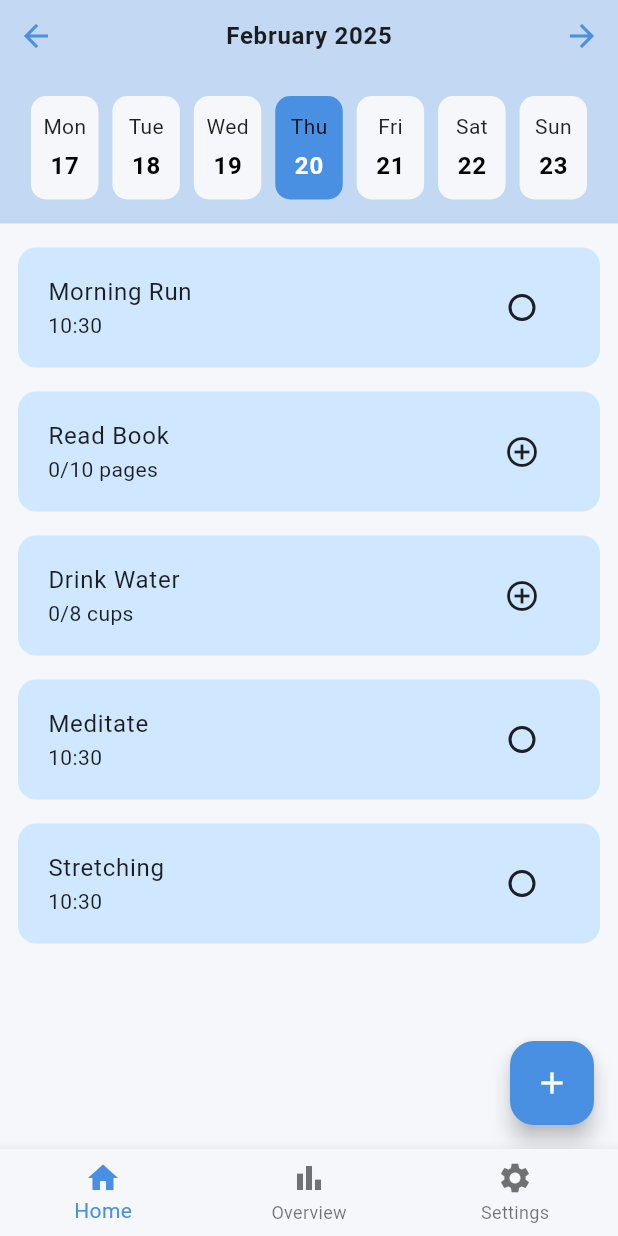
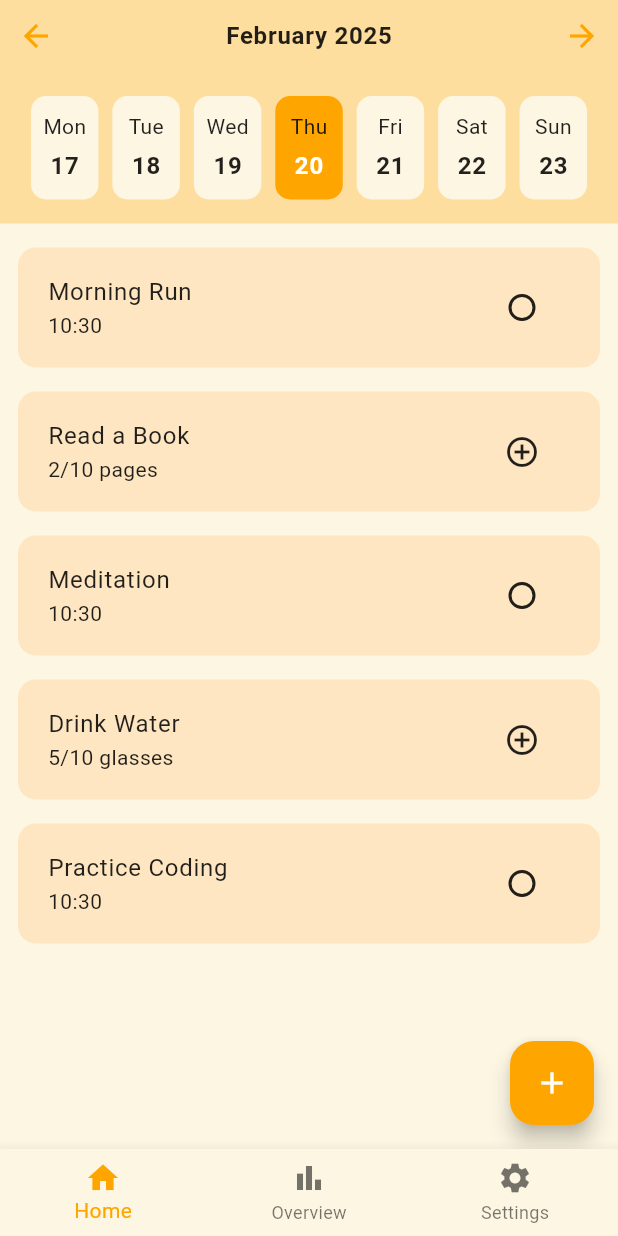
Before and after one commit to lifeflow-group/lifeflow, a Flutter app: the screen it shows after launch, after a tap on the "arrow back" icon, on a phone screen of 412 x 824 dp. Run offline on Flutter 3.47's test engine with Material 3 defaults, Android fonts, the light colour scheme and no system bars; our stand-ins replace built_value, flutter_riverpod, go_router.

Commit message:
Implement Splash screen and update Home feature

```diff
--- a/lib/core/constants/app_theme.dart
+++ b/lib/core/constants/app_theme.dart
@@ -1,13 +1,13 @@
 import 'package:flutter/material.dart';
 
 class AppTheme {
-  static const Color primaryColor = Color(0xFF4A90E2);
-  static const Color secondaryColor = Color(0xFFA7C5EB);
-  static const Color accentColor = Color(0xFF50E3C2);
-  static const Color lightBackground = Color(0xFFF5F7FA);
-  static const Color darkBackground = Color(0xFF121212);
-  static const Color cardLight = Color(0xFFD0E8FF);
-  static const Color cardDark = Color(0xFF1B3A57);
+  static const Color primaryColor = Color(0xFFFFA500);
+  static const Color secondaryColor = Color(0xFF4A90E2);
+  static const Color accentColor = Color(0xFFFF5722);
+  static const Color lightBackground = Color(0xFFFDF6E3);
+  static const Color darkBackground = Color(0xFF1E1E1E);
+  static const Color cardLight = Color(0xFFFDE6C1);
+  static const Color cardDark = Color(0xFF2A2A2A);
   static const Color lightTextColor = Colors.black87;
   static const Color darkTextColor = Colors.white70;
 
@@ -18,7 +18,7 @@ class AppTheme {
       secondary: secondaryColor,
       surface: lightBackground,
       onPrimary: Colors.white,
-      onSecondary: Colors.black,
+      onSecondary: Colors.white,
       onSurface: lightTextColor,
     ),
     scaffoldBackgroundColor: lightBackground,
@@ -60,7 +60,7 @@ class AppTheme {
       secondary: secondaryColor,
       surface: cardDark,
       onPrimary: Colors.white,
-      onSecondary: Colors.black,
+      onSecondary: Colors.white,
       onSurface: darkTextColor,
     ),
     scaffoldBackgroundColor: darkBackground,
--- a/lib/core/routing/app_router.dart
+++ b/lib/core/routing/app_router.dart
@@ -2,12 +2,14 @@ import 'package:flutter_riverpod/flutter_riverpod.dart';
 import 'package:go_router/go_router.dart';
 
 import '../../features/main/presentation/main_screen.dart';
+import '../../features/splash/presentation/splash_screen.dart';
 
 final routerProvider = Provider<GoRouter>((ref) {
   return GoRouter(
-    initialLocation: '/',
+    initialLocation: '/splash',
     routes: [
       GoRoute(path: '/', builder: (context, state) => MainScreen()),
+      GoRoute(path: '/splash', builder: (context, state) => SplashScreen()),
     ],
   );
 });
--- /dev/null
+++ b/lib/features/home/controllers/home_controller.dart
@@ -0,0 +1,68 @@
+import 'package:flutter_riverpod/flutter_riverpod.dart';
+import 'package:intl/intl.dart';
+
+import '../../../data/models/habit.dart';
+import '../repositories/home_repository.dart';
+import '../services/home_service.dart';
+import '../services/home_service.fake.dart';
+
+final homeServiceProvider = Provider<HomeService>((ref) => FakeHomeService());
+
+final homeRepositoryProvider = Provider<HomeRepository>((ref) {
+  final homeService = ref.watch(homeServiceProvider);
+  return HomeRepository(homeService);
+});
+
+final habitsProvider = FutureProvider<List<Habit>>((ref) async {
+  final homeRepository = ref.watch(homeRepositoryProvider);
+  return homeRepository.getHabits();
+});
+
+final selectedDateProvider =
+    StateNotifierProvider<SelectedDateNotifier, DateTime>(
+        (ref) => SelectedDateNotifier());
+
+class SelectedDateNotifier extends StateNotifier<DateTime> {
+  SelectedDateNotifier() : super(DateTime.now());
+
+  void updateSelectedDate(DateTime newDate) {
+    state = newDate;
+  }
+}
+
+class FilteredHabitsNotifier extends StateNotifier<List<Habit>> {
+  final Ref ref;
+
+  FilteredHabitsNotifier(this.ref) : super([]) {
+    fetchHabits();
+  }
+
+  Future<void> fetchHabits() async {
+    try {
+      // Get habits directly from the repository
+      final homeRepository = ref.read(homeRepositoryProvider);
+      final habits = await homeRepository.getHabits();
+
+      final selectedDate = ref.read(selectedDateProvider);
+
+      // Filter habits
+      final filtered = habits.where((habit) {
+        if (habit.repeatFrequency == RepeatFrequency.daily) {
+          return true;
+        }
+        return DateFormat('yyyy-MM-dd').format(habit.startDate) ==
+            DateFormat('yyyy-MM-dd').format(selectedDate);
+      }).toList();
+
+      // Update state
+      state = filtered;
+    } catch (e) {
+      state = [];
+    }
+  }
+}
+
+final filteredHabitsProvider =
+    StateNotifierProvider<FilteredHabitsNotifier, List<Habit>>((ref) {
+  return FilteredHabitsNotifier(ref);
+});
--- a/lib/features/home/presentation/home_screen.dart
+++ b/lib/features/home/presentation/home_screen.dart
@@ -1,71 +1,51 @@
 import 'package:flutter/material.dart';
 import 'package:flutter_riverpod/flutter_riverpod.dart';
 import 'package:intl/intl.dart';
-import 'package:lifeflow/data/models/habit.dart';
 
-import '../state/home_provider.dart';
+import '../controllers/home_controller.dart';
+import 'widgets/habit_tiem.dart';
 
-class HomeScreen extends ConsumerWidget {
+class HomeScreen extends ConsumerStatefulWidget {
   const HomeScreen({super.key});
 
   @override
-  Widget build(BuildContext context, WidgetRef ref) {
+  ConsumerState<HomeScreen> createState() => _HomeScreenState();
+}
+
+class _HomeScreenState extends ConsumerState<HomeScreen> {
+  @override
+  void initState() {
+    super.initState();
+    Future.microtask(
+        () => ref.read(filteredHabitsProvider.notifier).fetchHabits());
+  }
+
+  @override
+  Widget build(BuildContext context) {
     final habits = ref.watch(filteredHabitsProvider);
 
-    return Scaffold(
+    return SafeArea(
+      child: Scaffold(
         body: Column(
           children: [
             _DateSelector(),
-          SizedBox(height: 8),
+            const SizedBox(height: 8),
             Expanded(
-            child: habits.isEmpty
-                ? Center(child: Text("No habits scheduled for this day."))
-                : ListView.builder(
+              child: ListView.builder(
                 itemCount: habits.length,
-                    itemBuilder: (context, index) {
-                      final habit = habits[index];
-                      return Container(
-                        decoration: BoxDecoration(
-                            color: Theme.of(context).cardTheme.color,
-                            borderRadius: BorderRadius.circular(12.0)),
-                        margin:
-                            EdgeInsets.symmetric(horizontal: 12, vertical: 8),
-                        padding: EdgeInsets.all(4.0),
-                        child: ListTile(
-                          title: Text(habit.name),
-                          subtitle: Text(habit.trackingType ==
-                                  TrackingType.complete
-                              ? DateFormat('HH:mm')
-                                  .format(habit.startDate.toLocal())
-                              : '${habit.progress ?? 0}/${habit.quantity} ${habit.unit}'),
-                          trailing: habit.trackingType == TrackingType.complete
-                              ? Radio<bool>(
-                                  value: true,
-                                  groupValue: habit.completed ?? false,
-                                  onChanged: (value) {
-                                    // TODO: Implement the onChanged logic for habit completion
-                                  },
-                                )
-                              : IconButton(
-                                  padding: EdgeInsets.all(4.0),
-                                  constraints: BoxConstraints(),
-                                  onPressed: () {
-                                    // TODO: Implement the logic for incrementing the habit progress
-                                  },
-                                  icon: Icon(Icons.add_circle_outline)),
-                        ),
-                      );
-                    },
+                itemBuilder: (context, index) =>
+                    HabitTiem(habit: habits[index]),
               ),
             ),
-          SizedBox(height: 8),
+            const SizedBox(height: 8),
           ],
         ),
         floatingActionButton: FloatingActionButton(
           onPressed: () {
-          // TODO: Implement logic to Navigate to the add new habit screen
+            // TODO: Implement logic to navigate to the add new habit screen
           },
           child: const Icon(Icons.add),
+        ),
       ),
     );
   }
@@ -89,7 +69,8 @@ class _DateSelector extends ConsumerWidget {
               IconButton(
                 icon: Icon(Icons.arrow_back),
                 onPressed: () {
-                  notifier.state = selectedDate.subtract(Duration(days: 7));
+                  notifier.updateSelectedDate(
+                      selectedDate.subtract(Duration(days: 7)));
                 },
               ),
               Text(
@@ -102,7 +83,8 @@ class _DateSelector extends ConsumerWidget {
               IconButton(
                 icon: Icon(Icons.arrow_forward),
                 onPressed: () {
-                  notifier.state = selectedDate.add(Duration(days: 7));
+                  notifier
+                      .updateSelectedDate(selectedDate.add(Duration(days: 7)));
                 },
               ),
             ],
@@ -113,11 +95,12 @@ class _DateSelector extends ConsumerWidget {
               mainAxisAlignment: MainAxisAlignment.spaceAround,
               children: List.generate(7, (index) {
                 final date = startOfWeek.add(Duration(days: index));
-                final isSelected = DateFormat('yyyy-MM-dd').format(date) ==
-                    DateFormat('yyyy-MM-dd').format(selectedDate);
+                final isSelected = date.year == selectedDate.year &&
+                    date.month == selectedDate.month &&
+                    date.day == selectedDate.day;
 
                 return GestureDetector(
-                  onTap: () => notifier.state = date,
+                  onTap: () => notifier.updateSelectedDate(date),
                   child: Container(
                     width: 45,
                     padding: EdgeInsets.symmetric(vertical: 10),
@@ -145,7 +128,7 @@ class _DateSelector extends ConsumerWidget {
                                       ? Theme.of(context).colorScheme.onPrimary
                                       : Theme.of(context)
                                           .colorScheme
-                                          .onSecondary),
+                                          .onSurface),
                         ),
                       ],
                     ),
--- /dev/null
+++ b/lib/features/home/presentation/widgets/habit_tiem.dart
@@ -0,0 +1,45 @@
+import 'package:flutter/material.dart';
+import 'package:intl/intl.dart';
+
+import '../../../../data/models/habit.dart';
+
+class HabitTiem extends StatelessWidget {
+  const HabitTiem({super.key, required this.habit});
+  final Habit habit;
+
+  @override
+  Widget build(BuildContext context) {
+    return Container(
+      decoration: BoxDecoration(
+        color: Theme.of(context).cardTheme.color,
+        borderRadius: BorderRadius.circular(12.0),
+      ),
+      margin: const EdgeInsets.symmetric(horizontal: 12, vertical: 8),
+      padding: const EdgeInsets.all(4.0),
+      child: ListTile(
+        title: Text(habit.name),
+        subtitle: Text(
+          habit.trackingType == TrackingType.complete
+              ? DateFormat('HH:mm').format(habit.startDate.toLocal())
+              : '${habit.progress ?? 0}/${habit.quantity} ${habit.unit}',
+        ),
+        trailing: habit.trackingType == TrackingType.complete
+            ? Radio<bool>(
+                value: true,
+                groupValue: habit.completed ?? false,
+                onChanged: (value) {
+                  // TODO: Implement the onChanged logic for habit completion
+                },
+              )
+            : IconButton(
+                padding: EdgeInsets.all(4.0),
+                constraints: BoxConstraints(),
+                onPressed: () {
+                  // TODO: Implement the logic for incrementing the habit progress
+                },
+                icon: const Icon(Icons.add_circle_outline),
+              ),
+      ),
+    );
+  }
+}
--- /dev/null
+++ b/lib/features/home/repositories/home_repository.dart
@@ -0,0 +1,16 @@
+import '../../../data/models/habit.dart';
+import '../services/home_service.dart';
+
+class HomeRepository {
+  final HomeService _homeService;
+
+  HomeRepository(this._homeService);
+
+  Future<List<Habit>> getHabits() {
+    return _homeService.getHabits();
+  }
+
+  Future<void> updateHabit(Habit habit) {
+    return _homeService.updateHabit(habit);
+  }
+}
--- /dev/null
+++ b/lib/features/home/services/home_service.dart
@@ -0,0 +1,6 @@
+import '../../../data/models/habit.dart';
+
+abstract class HomeService {
+  Future<List<Habit>> getHabits();
+  Future<void> updateHabit(Habit habit);
+}
--- a/lib/features/home/state/home_provider.dart
+++ /dev/null
@@ -1,66 +0,0 @@
-import 'package:flutter_riverpod/flutter_riverpod.dart';
-import 'package:intl/intl.dart';
-
-import '../../../data/models/habit.dart';
-
-final habitsProvider = StateProvider<List<Habit>>((ref) => [
-      Habit((b) => b
-        ..id = 'habit0'
-        ..name = 'Morning Run'
-        ..category = 'Fitness'
-        ..startDate = DateTime.now()
-        ..repeatFrequency = RepeatFrequency.daily
-        ..reminderEnabled = true
-        ..trackingType = TrackingType.complete),
-      Habit((b) => b
-        ..id = 'habit1'
-        ..name = 'Read Book'
-        ..category = 'Education'
-        ..startDate = DateTime.now().subtract(Duration(days: 1))
-        ..repeatFrequency = RepeatFrequency.daily
-        ..reminderEnabled = false
-        ..trackingType = TrackingType.progress
-        ..quantity = 10
-        ..unit = 'pages'),
-      Habit((b) => b
-        ..id = 'habit2'
-        ..name = 'Drink Water'
-        ..category = 'Health'
-        ..startDate = DateTime.now()
-        ..repeatFrequency = RepeatFrequency.daily
-        ..reminderEnabled = true
-        ..trackingType = TrackingType.progress
-        ..quantity = 8
-        ..unit = 'cups'),
-      Habit((b) => b
-        ..id = 'habit3'
-        ..name = 'Meditate'
-        ..category = 'Mindfulness'
-        ..startDate = DateTime.now().add(Duration(days: 2))
-        ..repeatFrequency = RepeatFrequency.daily
-        ..reminderEnabled = true
-        ..trackingType = TrackingType.complete),
-      Habit((b) => b
-        ..id = 'habit4'
-        ..name = 'Stretching'
-        ..category = 'Fitness'
-        ..startDate = DateTime.now().add(Duration(days: 3))
-        ..repeatFrequency = RepeatFrequency.daily
-        ..reminderEnabled = false
-        ..trackingType = TrackingType.complete),
-    ]);
-
-final selectedDateProvider = StateProvider<DateTime>((ref) => DateTime.now());
-
-final filteredHabitsProvider = Provider<List<Habit>>((ref) {
-  final selectedDate = ref.watch(selectedDateProvider);
-  final habits = ref.watch(habitsProvider);
-
-  return habits.where((habit) {
-    if (habit.repeatFrequency == RepeatFrequency.daily) {
-      return true;
-    }
-    return DateFormat('yyyy-MM-dd').format(habit.startDate) ==
-        DateFormat('yyyy-MM-dd').format(selectedDate);
-  }).toList();
-});
--- a/lib/features/overview/presentation/overview_screen.dart
+++ b/lib/features/overview/presentation/overview_screen.dart
@@ -10,8 +10,10 @@ class OverviewScreen extends ConsumerWidget {
   Widget build(BuildContext context, WidgetRef ref) {
     final overviewData = ref.watch(overviewDataProvider);
 
-    return Scaffold(
-      body: Center(child: Text(overviewData)),
+    return SafeArea(
+      child: Scaffold(
+        body: Center(child: Text(overviewData)),
+      ),
     );
   }
 }
--- a/lib/features/settings/presentation/settings_screen.dart
+++ b/lib/features/settings/presentation/settings_screen.dart
@@ -10,8 +10,10 @@ class SettingsScreen extends ConsumerWidget {
   Widget build(BuildContext context, WidgetRef ref) {
     final settingsData = ref.watch(settingProvider);
 
-    return Scaffold(
-      body: Center(child: Text(settingsData)),
+    return SafeArea(
+      child: Scaffold(
+        body: Center(child: Text(settingsData)),
+      ),
     );
   }
 }
--- /dev/null
+++ b/lib/features/splash/presentation/splash_screen.dart
@@ -0,0 +1,31 @@
+import 'dart:async';
+
+import 'package:flutter/material.dart';
+import 'package:go_router/go_router.dart';
+
+class SplashScreen extends StatefulWidget {
+  const SplashScreen({super.key});
+
+  @override
+  State<SplashScreen> createState() => _SplashScreenState();
+}
+
+class _SplashScreenState extends State<SplashScreen> {
+  @override
+  void initState() {
+    super.initState();
+    Timer(Duration(seconds: 3), () {
+      context.go('/');
+    });
+  }
+
+  @override
+  Widget build(BuildContext context) {
+    return Scaffold(
+      backgroundColor: Theme.of(context).primaryColor,
+      body: Center(
+        child: Image.asset('assets/images/logo.png', width: 150),
+      ),
+    );
+  }
+}
--- a/pubspec.yaml
+++ b/pubspec.yaml
@@ -63,9 +63,8 @@ flutter:
   uses-material-design: true
 
   # To add assets to your application, add an assets section, like this:
-  # assets:
-  #   - images/a_dot_burr.jpeg
-  #   - images/a_dot_ham.jpeg
+  assets:
+    - assets/images/
 
   # An image asset can refer to one or more resolution-specific "variants", see
   # https://flutter.dev/to/resolution-aware-images
```
Also changed, not shown: lib/features/home/services/home_service.fake.dart (added, +66 -0 lines), assets/images/logo.png (added), pubspec.lock. Lines whose indentation alone changed are shown as unchanged.
